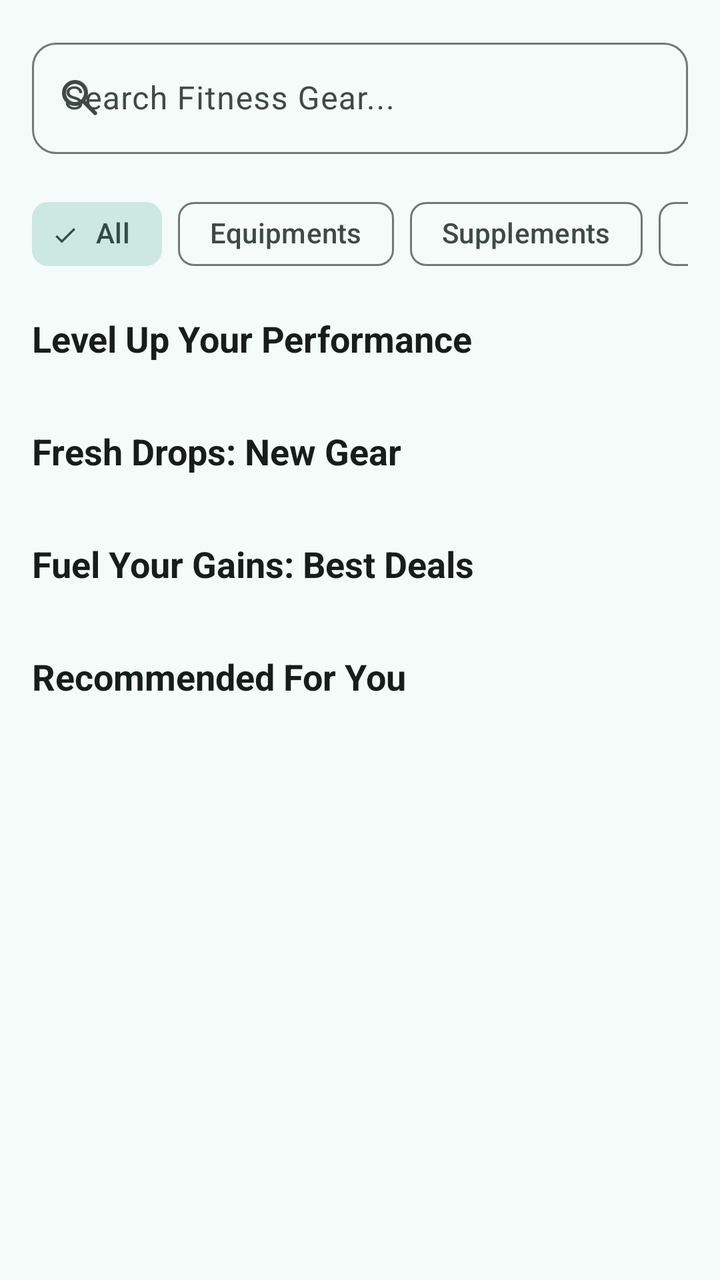
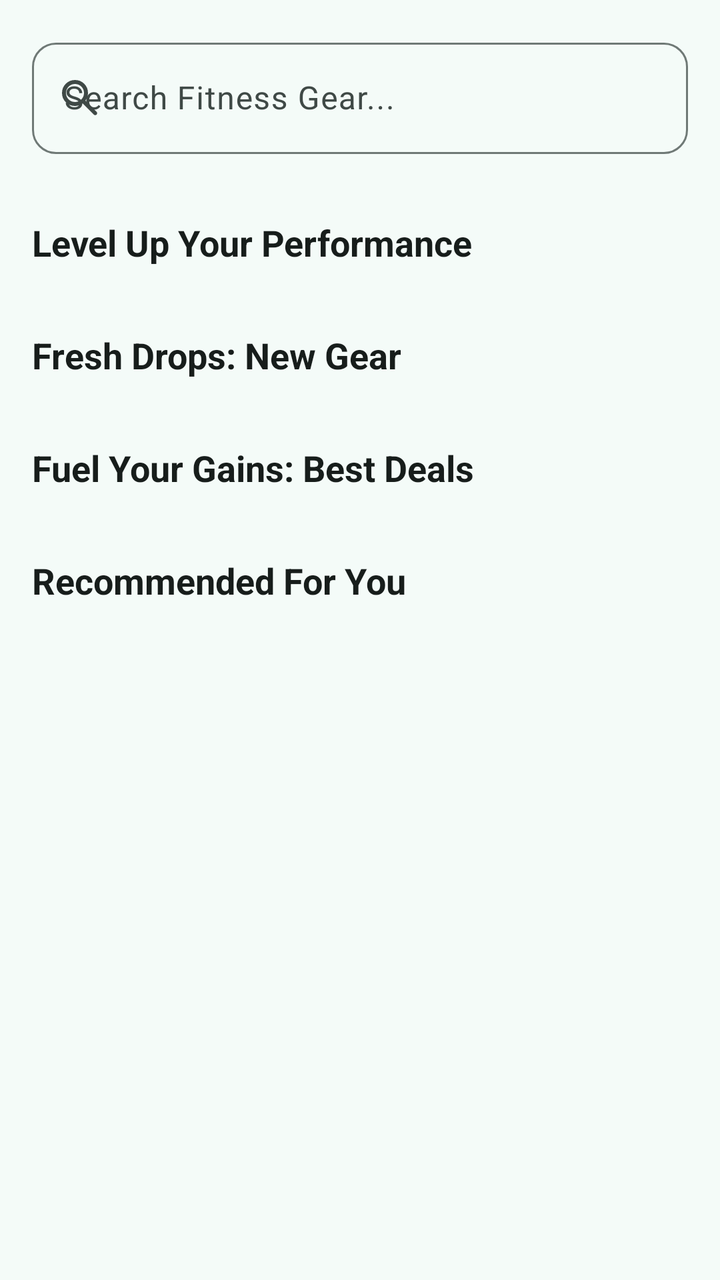

The first picture is an Android layout as it rendered before a commit; the second is the same layout after the commit. The layout source and the unified diff follow.
<!-- AndroidManifest.xml: application theme Theme.FitLanka -->
<!-- res/layout/fragment_product_list.xml -->
<?xml version="1.0" encoding="utf-8"?>
<androidx.core.widget.NestedScrollView xmlns:android="http://schemas.android.com/apk/res/android"
    xmlns:app="http://schemas.android.com/apk/res-auto"
    xmlns:tools="http://schemas.android.com/tools"
    android:layout_width="match_parent"
    android:layout_height="match_parent"
    android:background="?attr/colorSurface"
    tools:context=".fragment.ProductListFragment">

    <LinearLayout
        android:layout_width="match_parent"
        android:layout_height="wrap_content"
        android:orientation="vertical"
        android:paddingBottom="32dp">

        <LinearLayout
            android:layout_width="match_parent"
            android:layout_height="wrap_content"
            android:orientation="vertical"
            android:padding="16dp">

            <com.google.android.material.textfield.TextInputLayout
                style="@style/Widget.Material3.TextInputLayout.OutlinedBox"
                android:layout_width="match_parent"
                android:layout_height="wrap_content"
                android:hint="Search Fitness Gear..."
                app:boxCornerRadiusBottomEnd="12dp"
                app:boxCornerRadiusBottomStart="12dp"
                app:boxCornerRadiusTopEnd="12dp"
                app:boxCornerRadiusTopStart="12dp"
                app:startIconDrawable="@drawable/ic_search">
                <com.google.android.material.textfield.TextInputEditText
                    android:layout_width="match_parent"
                    android:layout_height="wrap_content"
                    android:inputType="text" />
            </com.google.android.material.textfield.TextInputLayout>

            <HorizontalScrollView
                android:layout_width="match_parent"
                android:layout_height="wrap_content"
                android:layout_marginTop="16dp"
                android:scrollbars="none">

                <com.google.android.material.chip.ChipGroup
                    android:id="@+id/categoryChipGroup"
                    android:layout_width="wrap_content"
                    android:layout_height="wrap_content"
                    app:singleLine="true"
                    app:singleSelection="true"
                    app:selectionRequired="true">

                    <com.google.android.material.chip.Chip
                        style="@style/Widget.Material3.Chip.Filter"
                        android:id="@+id/chipAll"
                        android:layout_width="wrap_content"
                        android:layout_height="wrap_content"
                        android:text="All"
                        android:checked="true" />

                    <com.google.android.material.chip.Chip
                        style="@style/Widget.Material3.Chip.Filter"
                        android:id="@+id/chipEquipments"
                        android:layout_width="wrap_content"
                        android:layout_height="wrap_content"
                        android:text="Equipments" />

                    <com.google.android.material.chip.Chip
                        style="@style/Widget.Material3.Chip.Filter"
                        android:id="@+id/chipSupplements"
                        android:layout_width="wrap_content"
                        android:layout_height="wrap_content"
                        android:text="Supplements" />

                    <com.google.android.material.chip.Chip
                        style="@style/Widget.Material3.Chip.Filter"
                        android:id="@+id/chipApparel"
                        android:layout_width="wrap_content"
                        android:layout_height="wrap_content"
                        android:text="Apparel" />

                    <com.google.android.material.chip.Chip
                        style="@style/Widget.Material3.Chip.Filter"
                        android:id="@+id/chipAccessories"
                        android:layout_width="wrap_content"
                        android:layout_height="wrap_content"
                        android:text="Accessories" />

                </com.google.android.material.chip.ChipGroup>
            </HorizontalScrollView>
        </LinearLayout>

        <TextView
            android:layout_width="wrap_content"
            android:layout_height="wrap_content"
            android:layout_marginHorizontal="16dp"
            android:text="Level Up Your Performance"
            android:textColor="?attr/colorOnSurface"
            android:textSize="18sp"
            android:textStyle="bold" />

        <androidx.recyclerview.widget.RecyclerView
            android:id="@+id/featured_recycler_view"
            android:layout_width="match_parent"
            android:layout_height="wrap_content"
            android:layout_marginTop="8dp"
            android:orientation="horizontal"
            android:paddingHorizontal="12dp"
            android:clipToPadding="false"
            app:layoutManager="androidx.recyclerview.widget.LinearLayoutManager" />

        <TextView
            android:layout_width="wrap_content"
            android:layout_height="wrap_content"
            android:layout_marginHorizontal="16dp"
            android:layout_marginTop="24dp"
            android:text="Fresh Drops: New Gear"
            android:textColor="?attr/colorOnSurface"
            android:textSize="18sp"
            android:textStyle="bold" />

        <androidx.recyclerview.widget.RecyclerView
            android:id="@+id/new_arrivals_recycler_view"
            android:layout_width="match_parent"
            android:layout_height="wrap_content"
            android:layout_marginTop="8dp"
            android:orientation="horizontal"
            android:paddingHorizontal="12dp"
            android:clipToPadding="false"
            app:layoutManager="androidx.recyclerview.widget.LinearLayoutManager" />

        <TextView
            android:layout_width="wrap_content"
            android:layout_height="wrap_content"
            android:layout_marginHorizontal="16dp"
            android:layout_marginTop="24dp"
            android:text="Fuel Your Gains: Best Deals"
            android:textColor="?attr/colorOnSurface"
            android:textSize="18sp"
            android:textStyle="bold" />

        <androidx.recyclerview.widget.RecyclerView
            android:id="@+id/top_discounted_recycler_view"
            android:layout_width="match_parent"
            android:layout_height="wrap_content"
            android:layout_marginTop="8dp"
            android:orientation="horizontal"
            android:paddingHorizontal="12dp"
            android:clipToPadding="false"
            app:layoutManager="androidx.recyclerview.widget.LinearLayoutManager" />

        <TextView
            android:layout_width="wrap_content"
            android:layout_height="wrap_content"
            android:layout_marginHorizontal="16dp"
            android:layout_marginTop="24dp"
            android:text="Recommended For You"
            android:textColor="?attr/colorOnSurface"
            android:textSize="18sp"
            android:textStyle="bold" />

        <androidx.recyclerview.widget.RecyclerView
            android:id="@+id/for_you_recycler_view"
            android:layout_width="match_parent"
            android:layout_height="wrap_content"
            android:layout_marginTop="8dp"
            android:paddingHorizontal="12dp"
            android:clipToPadding="false"
            android:nestedScrollingEnabled="false"
            app:layoutManager="androidx.recyclerview.widget.GridLayoutManager"
            app:spanCount="2" />

    </LinearLayout>
</androidx.core.widget.NestedScrollView>
<!-- resources referenced by this layout -->
<resources>
  <style name="Theme.FitLanka" parent="Theme.Material3.Light.NoActionBar">
          <item name="colorPrimary">@color/md_theme_primary</item>
          <item name="colorOnPrimary">@color/md_theme_onPrimary</item>
          <item name="colorPrimaryContainer">@color/md_theme_primaryContainer</item>
          <item name="colorOnPrimaryContainer">@color/md_theme_onPrimaryContainer</item>
          <item name="colorSecondary">@color/md_theme_secondary</item>
          <item name="colorOnSecondary">@color/md_theme_onSecondary</item>
          <item name="colorSecondaryContainer">@color/md_theme_secondaryContainer</item>
          <item name="colorOnSecondaryContainer">@color/md_theme_onSecondaryContainer</item>
          <item name="colorTertiary">@color/md_theme_tertiary</item>
          <item name="colorOnTertiary">@color/md_theme_onTertiary</item>
          <item name="colorTertiaryContainer">@color/md_theme_tertiaryContainer</item>
          <item name="colorOnTertiaryContainer">@color/md_theme_onTertiaryContainer</item>
          <item name="colorError">@color/md_theme_error</item>
          <item name="colorOnError">@color/md_theme_onError</item>
          <item name="colorErrorContainer">@color/md_theme_errorContainer</item>
          <item name="colorOnErrorContainer">@color/md_theme_onErrorContainer</item>
          <item name="android:colorBackground">@color/md_theme_background</item>
          <item name="colorOnBackground">@color/md_theme_onBackground</item>
          <item name="colorSurface">@color/md_theme_surface</item>
          <item name="colorOnSurface">@color/md_theme_onSurface</item>
          <item name="colorSurfaceVariant">@color/md_theme_surfaceVariant</item>
          <item name="colorOnSurfaceVariant">@color/md_theme_onSurfaceVariant</item>
          <item name="colorOutline">@color/md_theme_outline</item>
          <item name="colorOutlineVariant">@color/md_theme_outlineVariant</item>
          <item name="colorSurfaceInverse">@color/md_theme_inverseSurface</item>
          <item name="colorOnSurfaceInverse">@color/md_theme_inverseOnSurface</item>
          <item name="colorPrimaryInverse">@color/md_theme_inversePrimary</item>
          <item name="colorPrimaryFixed">@color/md_theme_primaryFixed</item>
          <item name="colorOnPrimaryFixed">@color/md_theme_onPrimaryFixed</item>
          <item name="colorPrimaryFixedDim">@color/md_theme_primaryFixedDim</item>
          <item name="colorOnPrimaryFixedVariant">@color/md_theme_onPrimaryFixedVariant</item>
          <item name="colorSecondaryFixed">@color/md_theme_secondaryFixed</item>
          <item name="colorOnSecondaryFixed">@color/md_theme_onSecondaryFixed</item>
          <item name="colorSecondaryFixedDim">@color/md_theme_secondaryFixedDim</item>
          <item name="colorOnSecondaryFixedVariant">@color/md_theme_onSecondaryFixedVariant</item>
          <item name="colorTertiaryFixed">@color/md_theme_tertiaryFixed</item>
          <item name="colorOnTertiaryFixed">@color/md_theme_onTertiaryFixed</item>
          <item name="colorTertiaryFixedDim">@color/md_theme_tertiaryFixedDim</item>
          <item name="colorOnTertiaryFixedVariant">@color/md_theme_onTertiaryFixedVariant</item>
          <item name="colorSurfaceDim">@color/md_theme_surfaceDim</item>
          <item name="colorSurfaceBright">@color/md_theme_surfaceBright</item>
          <item name="colorSurfaceContainerLowest">@color/md_theme_surfaceContainerLowest</item>
          <item name="colorSurfaceContainerLow">@color/md_theme_surfaceContainerLow</item>
          <item name="colorSurfaceContainer">@color/md_theme_surfaceContainer</item>
          <item name="colorSurfaceContainerHigh">@color/md_theme_surfaceContainerHigh</item>
          <item name="colorSurfaceContainerHighest">@color/md_theme_surfaceContainerHighest</item>
  
          <item name="background">@drawable/lightbg</item>
  
      </style>
  <color name="md_theme_error">#BA1A1A</color>
  <color name="md_theme_surface">#F4FBF8</color>
  <color name="md_theme_outline">#6F7976</color>
  <!-- unchanged entries left out for length: 45 -->
</resources>

<!-- the commit's change to res/layout/fragment_product_list.xml (unified diff, before → after) -->
@@ -42,132 +42,105 @@
                 android:scrollbars="none">
 
                 <com.google.android.material.chip.ChipGroup
-                    android:id="@+id/categoryChipGroup"
+                    android:id="@+id/category_chip_group"
                     android:layout_width="wrap_content"
                     android:layout_height="wrap_content"
                     app:singleLine="true"
                     app:singleSelection="true"
-                    app:selectionRequired="true">
-
-                    <com.google.android.material.chip.Chip
-                        style="@style/Widget.Material3.Chip.Filter"
-                        android:id="@+id/chipAll"
-                        android:layout_width="wrap_content"
-                        android:layout_height="wrap_content"
-                        android:text="All"
-                        android:checked="true" />
-
-                    <com.google.android.material.chip.Chip
-                        style="@style/Widget.Material3.Chip.Filter"
-                        android:id="@+id/chipEquipments"
-                        android:layout_width="wrap_content"
-                        android:layout_height="wrap_content"
-                        android:text="Equipments" />
-
-                    <com.google.android.material.chip.Chip
-                        style="@style/Widget.Material3.Chip.Filter"
-                        android:id="@+id/chipSupplements"
-                        android:layout_width="wrap_content"
-                        android:layout_height="wrap_content"
-                        android:text="Supplements" />
-
-                    <com.google.android.material.chip.Chip
-                        style="@style/Widget.Material3.Chip.Filter"
-                        android:id="@+id/chipApparel"
-                        android:layout_width="wrap_content"
-                        android:layout_height="wrap_content"
-                        android:text="Apparel" />
-
-                    <com.google.android.material.chip.Chip
-                        style="@style/Widget.Material3.Chip.Filter"
-                        android:id="@+id/chipAccessories"
-                        android:layout_width="wrap_content"
-                        android:layout_height="wrap_content"
-                        android:text="Accessories" />
-
-                </com.google.android.material.chip.ChipGroup>
+                    app:selectionRequired="true"/>
             </HorizontalScrollView>
         </LinearLayout>
 
-        <TextView
-            android:layout_width="wrap_content"
-            android:layout_height="wrap_content"
-            android:layout_marginHorizontal="16dp"
-            android:text="Level Up Your Performance"
-            android:textColor="?attr/colorOnSurface"
-            android:textSize="18sp"
-            android:textStyle="bold" />
+        <LinearLayout
+            android:id="@+id/product_listing_section"
+            android:layout_width="match_parent"
+            android:layout_height="match_parent"
+            android:orientation="vertical"
+            >
 
-        <androidx.recyclerview.widget.RecyclerView
-            android:id="@+id/featured_recycler_view"
-            android:layout_width="match_parent"
-            android:layout_height="wrap_content"
-            android:layout_marginTop="8dp"
-            android:orientation="horizontal"
-            android:paddingHorizontal="12dp"
-            android:clipToPadding="false"
-            app:layoutManager="androidx.recyclerview.widget.LinearLayoutManager" />
+            <TextView
+                android:layout_width="wrap_content"
+                android:layout_height="wrap_content"
+                android:layout_marginHorizontal="16dp"
+                android:text="Level Up Your Performance"
+                android:textColor="?attr/colorOnSurface"
+                android:textSize="18sp"
+                android:textStyle="bold" />
 
-        <TextView
-            android:layout_width="wrap_content"
-            android:layout_height="wrap_content"
-            android:layout_marginHorizontal="16dp"
-            android:layout_marginTop="24dp"
-            android:text="Fresh Drops: New Gear"
-            android:textColor="?attr/colorOnSurface"
-            android:textSize="18sp"
-            android:textStyle="bold" />
+            <androidx.recyclerview.widget.RecyclerView
+                android:id="@+id/featured_recycler_view"
+                android:layout_width="match_parent"
+                android:layout_height="wrap_content"
+                android:layout_marginTop="8dp"
+                android:orientation="horizontal"
+                android:paddingHorizontal="12dp"
+                android:clipToPadding="false"
+                app:layoutManager="androidx.recyclerview.widget.LinearLayoutManager" />
 
-        <androidx.recyclerview.widget.RecyclerView
-            android:id="@+id/new_arrivals_recycler_view"
-            android:layout_width="match_parent"
-            android:layout_height="wrap_content"
-            android:layout_marginTop="8dp"
-            android:orientation="horizontal"
-            android:paddingHorizontal="12dp"
-            android:clipToPadding="false"
-            app:layoutManager="androidx.recyclerview.widget.LinearLayoutManager" />
+            <TextView
+                android:layout_width="wrap_content"
+                android:layout_height="wrap_content"
+                android:layout_marginHorizontal="16dp"
+                android:layout_marginTop="24dp"
+                android:text="Fresh Drops: New Gear"
+                android:textColor="?attr/colorOnSurface"
+                android:textSize="18sp"
+                android:textStyle="bold" />
 
-        <TextView
-            android:layout_width="wrap_content"
-            android:layout_height="wrap_content"
-            android:layout_marginHorizontal="16dp"
-            android:layout_marginTop="24dp"
-            android:text="Fuel Your Gains: Best Deals"
-            android:textColor="?attr/colorOnSurface"
-            android:textSize="18sp"
-            android:textStyle="bold" />
+            <androidx.recyclerview.widget.RecyclerView
+                android:id="@+id/new_arrivals_recycler_view"
+                android:layout_width="match_parent"
+                android:layout_height="wrap_content"
+                android:layout_marginTop="8dp"
+                android:orientation="horizontal"
+                android:paddingHorizontal="12dp"
+                android:clipToPadding="false"
+                app:layoutManager="androidx.recyclerview.widget.LinearLayoutManager" />
 
-        <androidx.recyclerview.widget.RecyclerView
-            android:id="@+id/top_discounted_recycler_view"
-            android:layout_width="match_parent"
-            android:layout_height="wrap_content"
-            android:layout_marginTop="8dp"
-            android:orientation="horizontal"
-            android:paddingHorizontal="12dp"
-            android:clipToPadding="false"
-            app:layoutManager="androidx.recyclerview.widget.LinearLayoutManager" />
+            <TextView
+                android:layout_width="wrap_content"
+                android:layout_height="wrap_content"
+                android:layout_marginHorizontal="16dp"
+                android:layout_marginTop="24dp"
+                android:text="Fuel Your Gains: Best Deals"
+                android:textColor="?attr/colorOnSurface"
+                android:textSize="18sp"
+                android:textStyle="bold" />
 
-        <TextView
-            android:layout_width="wrap_content"
-            android:layout_height="wrap_content"
-            android:layout_marginHorizontal="16dp"
-            android:layout_marginTop="24dp"
-            android:text="Recommended For You"
-            android:textColor="?attr/colorOnSurface"
-            android:textSize="18sp"
-            android:textStyle="bold" />
+            <androidx.recyclerview.widget.RecyclerView
+                android:id="@+id/top_discounted_recycler_view"
+                android:layout_width="match_parent"
+                android:layout_height="wrap_content"
+                android:layout_marginTop="8dp"
+                android:orientation="horizontal"
+                android:paddingHorizontal="12dp"
+                android:clipToPadding="false"
+                app:layoutManager="androidx.recyclerview.widget.LinearLayoutManager" />
 
-        <androidx.recyclerview.widget.RecyclerView
-            android:id="@+id/for_you_recycler_view"
-            android:layout_width="match_parent"
-            android:layout_height="wrap_content"
-            android:layout_marginTop="8dp"
-            android:paddingHorizontal="12dp"
-            android:clipToPadding="false"
-            android:nestedScrollingEnabled="false"
-            app:layoutManager="androidx.recyclerview.widget.GridLayoutManager"
-            app:spanCount="2" />
+            <TextView
+                android:layout_width="wrap_content"
+                android:layout_height="wrap_content"
+                android:layout_marginHorizontal="16dp"
+                android:layout_marginTop="24dp"
+                android:text="Recommended For You"
+                android:textColor="?attr/colorOnSurface"
+                android:textSize="18sp"
+                android:textStyle="bold" />
+
+            <androidx.recyclerview.widget.RecyclerView
+                android:id="@+id/for_you_recycler_view"
+                android:layout_width="match_parent"
+                android:layout_height="wrap_content"
+                android:layout_marginTop="8dp"
+                android:paddingHorizontal="12dp"
+                android:clipToPadding="false"
+                android:nestedScrollingEnabled="false"
+                app:layoutManager="androidx.recyclerview.widget.GridLayoutManager"
+                app:spanCount="2" />
+
+        </LinearLayout>
+
+
 
     </LinearLayout>
 </androidx.core.widget.NestedScrollView>
<!-- resource entries referenced after the edit -->
@@ -1,6 +1,7 @@
 <!-- resources referenced by this layout -->
 <resources>
   <style name="Theme.FitLanka" parent="Theme.Material3.Light.NoActionBar">
+  
           <item name="colorPrimary">@color/md_theme_primary</item>
           <item name="colorOnPrimary">@color/md_theme_onPrimary</item>
           <item name="colorPrimaryContainer">@color/md_theme_primaryContainer</item>
